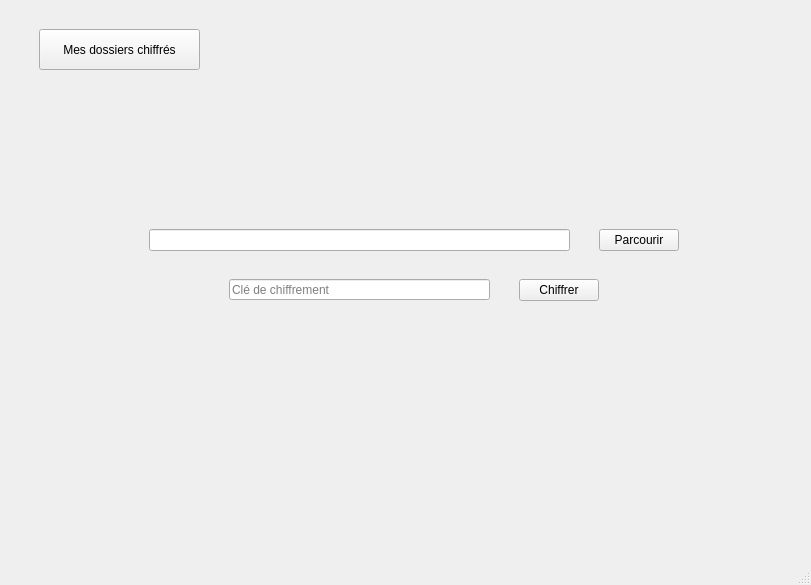
The window that aes_cpp_ui/mainwindow.ui (HugoVitse/AES_CPP) describes before a commit, drawn with Qt 5.
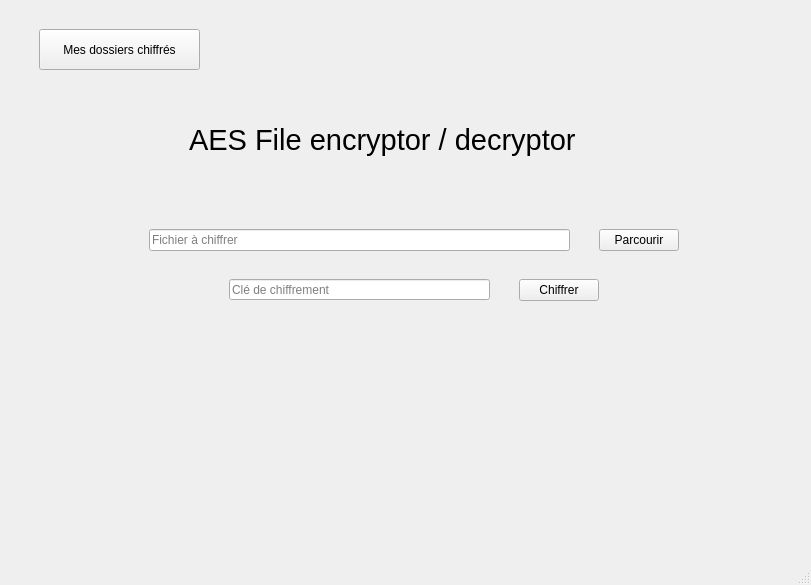
The same window after the commit.

Diff of the .ui file:
```diff
--- a/aes_cpp_ui/mainwindow.ui
+++ b/aes_cpp_ui/mainwindow.ui
@@ -55,6 +55,9 @@
          <height>22</height>
         </rect>
        </property>
+       <property name="placeholderText">
+        <string>Fichier à chiffrer</string>
+       </property>
       </widget>
       <widget class="QLineEdit" name="lineEdit_2">
        <property name="geometry">
@@ -95,6 +98,24 @@
         <string>Mes dossiers chiffrés</string>
        </property>
       </widget>
+      <widget class="QLabel" name="label_2">
+       <property name="geometry">
+        <rect>
+         <x>190</x>
+         <y>100</y>
+         <width>441</width>
+         <height>81</height>
+        </rect>
+       </property>
+       <property name="font">
+        <font>
+         <pointsize>22</pointsize>
+        </font>
+       </property>
+       <property name="text">
+        <string>AES File encryptor / decryptor</string>
+       </property>
+      </widget>
      </widget>
     </widget>
     <widget class="QWidget" name="page_4">
```
